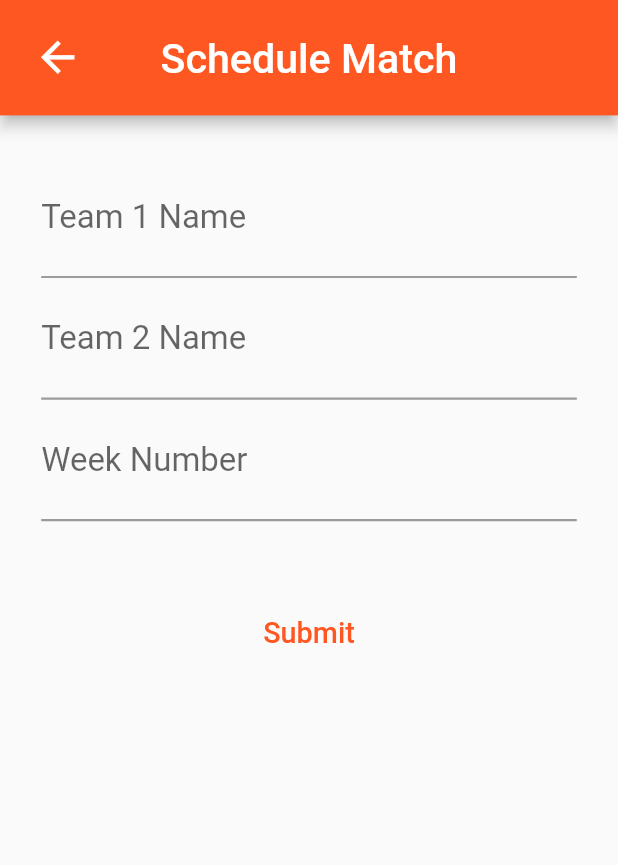
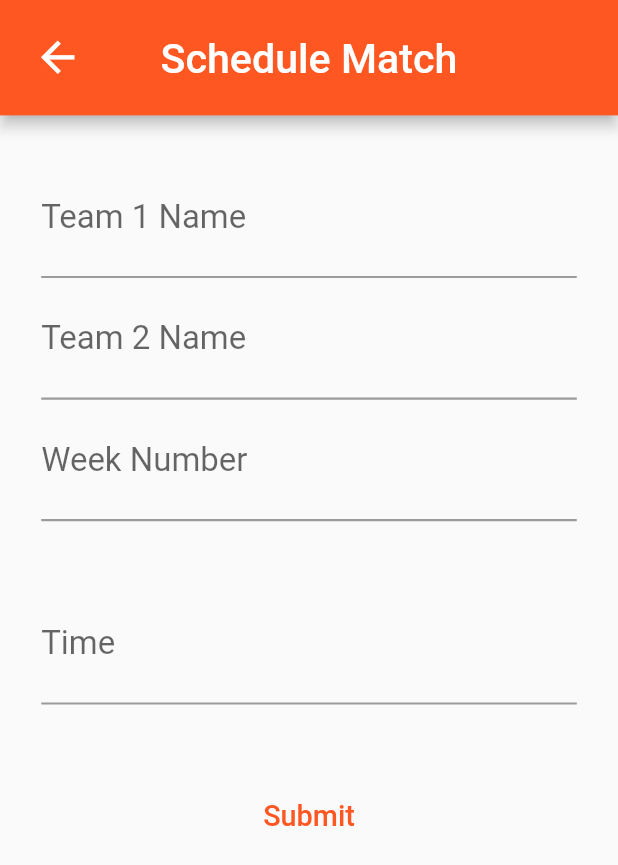
Before and after one commit to ttzein6/football_zaarouriye, a Flutter app: the AdminScreen screen opened directly, after a tap on "Schedule Match", on a phone screen of 412 x 824 dp. Shown: the top 865 px of the screen. Run offline on Flutter 3.47's test engine with Material 2 defaults, Android fonts, the light colour scheme and no system bars; our stand-ins replace bloc, cloud_firestore, firebase_core, flutter_bloc, flutter_svg, responsive_framework; accounts and stored records are empty.

Commit message:
Added DateTime to matches

```diff
--- a/lib/models/match_model.dart
+++ b/lib/models/match_model.dart
@@ -1,5 +1,7 @@
 // ignore_for_file: public_member_api_docs, sort_constructors_first
 import 'dart:convert';
+
+import 'package:cloud_firestore/cloud_firestore.dart';
 
 class Match {
   String id;
@@ -9,6 +11,7 @@ class Match {
   int team1Goals;
   int team2Goals;
   int week;
+  Timestamp time;
   Match({
     required this.id,
     required this.played,
@@ -17,6 +20,7 @@ class Match {
     required this.team1Goals,
     required this.team2Goals,
     required this.week,
+    required this.time,
   });
 
   Map<String, dynamic> toMap() {
@@ -28,6 +32,7 @@ class Match {
       'team1Goals': team1Goals,
       'team2Goals': team2Goals,
       'week': week,
+      'time': time
     };
   }
 
@@ -40,6 +45,7 @@ class Match {
       team1Goals: map['team1Goals'] as int,
       team2Goals: map['team2Goals'] as int,
       week: map['week'] as int,
+      time: map['time'] as Timestamp,
     );
   }
 
--- a/lib/screens/admin/widgets/schedule_match.dart
+++ b/lib/screens/admin/widgets/schedule_match.dart
@@ -1,6 +1,8 @@
 import 'dart:developer';
 
+import 'package:cloud_firestore/cloud_firestore.dart';
 import 'package:flutter/material.dart';
+import 'package:intl/intl.dart';
 import 'package:nede_fetyen/constants.dart';
 import 'package:nede_fetyen/models/player_model.dart';
 import 'package:nede_fetyen/models/teams_model.dart';
@@ -18,7 +20,8 @@ class _ScheduleMatchState extends State<ScheduleMatch> {
   TextEditingController team1 = TextEditingController();
   TextEditingController team2 = TextEditingController();
   TextEditingController week = TextEditingController();
-
+  Timestamp time = Timestamp.fromDate(DateTime.now());
+  TextEditingController timeCntrl = TextEditingController();
   bool _isLoading = false;
   List<Team>? teams;
   @override
@@ -44,7 +47,8 @@ class _ScheduleMatchState extends State<ScheduleMatch> {
         centerTitle: true,
         title: const Text("Schedule Match"),
       ),
-      body: Padding(
+      body: SingleChildScrollView(
+        child: Padding(
           padding: const EdgeInsets.all(20.0),
           child: Column(
             children: [
@@ -59,7 +63,8 @@ class _ScheduleMatchState extends State<ScheduleMatch> {
                       shape: RoundedRectangleBorder(
                           borderRadius: BorderRadius.only(
                               topLeft: Radius.circular(Constants.width * 0.1),
-                            topRight: Radius.circular(Constants.width * 0.1))),
+                              topRight:
+                                  Radius.circular(Constants.width * 0.1))),
                       context: context,
                       builder: (context) {
                         TextEditingController textEditingController =
@@ -70,6 +75,7 @@ class _ScheduleMatchState extends State<ScheduleMatch> {
                           return Padding(
                             padding: const EdgeInsets.all(15.0),
                             child: Container(
+                              child: SingleChildScrollView(
                                 child: Column(
                                   children: [
                                     TextField(
@@ -88,7 +94,8 @@ class _ScheduleMatchState extends State<ScheduleMatch> {
                                             const NeverScrollableScrollPhysics(),
                                         itemCount: playersToShow.length,
                                         itemBuilder: ((context, index) {
-                                      String name = playersToShow[index].name;
+                                          String name =
+                                              playersToShow[index].name;
                                           return ListTile(
                                             onTap: () {
                                               team1.text = name;
@@ -98,6 +105,7 @@ class _ScheduleMatchState extends State<ScheduleMatch> {
                                           );
                                         })),
                                   ],
+                                ),
                               ),
                             ),
                           );
@@ -116,7 +124,8 @@ class _ScheduleMatchState extends State<ScheduleMatch> {
                       shape: RoundedRectangleBorder(
                           borderRadius: BorderRadius.only(
                               topLeft: Radius.circular(Constants.width * 0.1),
-                            topRight: Radius.circular(Constants.width * 0.1))),
+                              topRight:
+                                  Radius.circular(Constants.width * 0.1))),
                       context: context,
                       builder: (context) {
                         TextEditingController textEditingController =
@@ -127,6 +136,7 @@ class _ScheduleMatchState extends State<ScheduleMatch> {
                           return Padding(
                             padding: const EdgeInsets.all(15.0),
                             child: Container(
+                              child: SingleChildScrollView(
                                 child: Column(
                                   children: [
                                     TextField(
@@ -145,7 +155,8 @@ class _ScheduleMatchState extends State<ScheduleMatch> {
                                             const NeverScrollableScrollPhysics(),
                                         itemCount: playersToShow.length,
                                         itemBuilder: ((context, index) {
-                                      String name = playersToShow[index].name;
+                                          String name =
+                                              playersToShow[index].name;
                                           return ListTile(
                                             onTap: () {
                                               team2.text = name;
@@ -157,6 +168,7 @@ class _ScheduleMatchState extends State<ScheduleMatch> {
                                   ],
                                 ),
                               ),
+                            ),
                           );
                         });
                       });
@@ -164,9 +176,38 @@ class _ScheduleMatchState extends State<ScheduleMatch> {
               ),
               TextField(
                 controller: week,
+                keyboardType: TextInputType.number,
                 decoration: const InputDecoration(
                   label: Text("Week Number"),
                 ),
+              ),
+              const SizedBox(
+                height: 30,
+              ),
+              TextField(
+                controller: timeCntrl,
+                readOnly: true,
+                decoration: const InputDecoration(
+                  label: Text("Time"),
+                ),
+                onTap: () async {
+                  DateTime? dateTime;
+                  dateTime = await showDatePicker(
+                      context: context,
+                      initialDate: DateTime(2023),
+                      firstDate: DateTime(2023),
+                      lastDate: DateTime(2024));
+                  TimeOfDay? timeOfDay = await showTimePicker(
+                      context: context,
+                      initialTime: TimeOfDay(hour: 0, minute: 0));
+                  dateTime = DateTime(dateTime!.year, dateTime.month,
+                      dateTime.day, timeOfDay!.hour, timeOfDay.minute);
+                  setState(() {
+                    time = Timestamp.fromDate(dateTime!);
+                    timeCntrl.text =
+                        DateFormat.yMEd().add_jms().format(time.toDate());
+                  });
+                },
               ),
               const SizedBox(
                 height: 30,
@@ -181,8 +222,8 @@ class _ScheduleMatchState extends State<ScheduleMatch> {
                         team2.text.isNotEmpty &&
                         week.text.isNotEmpty) {
                       await Database()
-                        .scheduleMatch(
-                            team1.text, team2.text, int.parse(week.text))
+                          .scheduleMatch(team1.text, team2.text,
+                              int.parse(week.text), time)
                           .then((value) {
                         team1.clear();
                         team2.clear();
@@ -194,9 +235,11 @@ class _ScheduleMatchState extends State<ScheduleMatch> {
                     });
                   }
                 },
-              child: _isLoading ? CircularProgressIndicator() : Text("Submit"),
+                child:
+                    _isLoading ? CircularProgressIndicator() : Text("Submit"),
               )
             ],
+          ),
         ),
       ),
     );
--- a/lib/screens/matches/bloc/matches_bloc.dart
+++ b/lib/screens/matches/bloc/matches_bloc.dart
@@ -22,6 +22,16 @@ class MatchesBloc extends Bloc<MatchesEvent, MatchesState> {
     "week10": [],
     "week11": [],
     "week12": [],
+    "week13": [],
+    "week14": [],
+    "week15": [],
+    "week16": [],
+    "week17": [],
+    "week18": [],
+    "week19": [],
+    "week20": [],
+    "week21": [],
+    "week22": [],
   };
   Map<String, List<Match>> weekMatchesMap = {
     "week1": [],
@@ -36,6 +46,16 @@ class MatchesBloc extends Bloc<MatchesEvent, MatchesState> {
     "week10": [],
     "week11": [],
     "week12": [],
+    "week13": [],
+    "week14": [],
+    "week15": [],
+    "week16": [],
+    "week17": [],
+    "week18": [],
+    "week19": [],
+    "week20": [],
+    "week21": [],
+    "week22": [],
   };
   List<String> weeks = [
     "week1",
@@ -49,7 +69,17 @@ class MatchesBloc extends Bloc<MatchesEvent, MatchesState> {
     "week9",
     "week10",
     "week11",
-    "week12"
+    "week12",
+    "week13",
+    "week14",
+    "week15",
+    "week16",
+    "week17",
+    "week18",
+    "week19",
+    "week20",
+    "week21",
+    "week22"
   ];
   MatchesBloc() : super(MatchesInitial()) {
     on<GetAllMatches>((event, emit) async {
@@ -66,6 +96,16 @@ class MatchesBloc extends Bloc<MatchesEvent, MatchesState> {
         "week10": [],
         "week11": [],
         "week12": [],
+        "week13": [],
+        "week14": [],
+        "week15": [],
+        "week16": [],
+        "week17": [],
+        "week18": [],
+        "week19": [],
+        "week20": [],
+        "week21": [],
+        "week22": [],
       };
       emit(MatchesLoading());
 
--- a/lib/services/database_services.dart
+++ b/lib/services/database_services.dart
@@ -48,6 +48,7 @@ class Database {
 
       List<Match> matches = [];
       for (var element in doc.docs) {
+        log("MATCH TYPE::: ${element.data()["time"].runtimeType}");
         matches.add(Match.fromMap(element.data()));
       }
       return matches;
@@ -185,8 +186,13 @@ class Database {
   }
 
   //TODO
-  Future<void> addMatchResult(String matchId, String team1, String team2,
-      int team1Goals, int team2Goals) async {
+  Future<void> addMatchResult(
+    String matchId,
+    String team1,
+    String team2,
+    int team1Goals,
+    int team2Goals,
+  ) async {
     try {
       await _firestore
           .collection("matches")
@@ -203,6 +209,7 @@ class Database {
             team1Goals: team1Goals,
             team2Goals: team2Goals,
             week: value.docs.first.data()["week"],
+            time: value.docs.first.data()["time"],
           ).toMap(),
         )
             .then((value) async {
@@ -282,7 +289,8 @@ class Database {
   }
 
   //TODO
-  Future<void> scheduleMatch(String team1, String team2, int week) async {
+  Future<void> scheduleMatch(
+      String team1, String team2, int week, Timestamp time) async {
     try {
       await _firestore.collection("matches").add(Match(
             id: team1 + team2 + week.toString(),
@@ -292,6 +300,7 @@ class Database {
             team1Goals: 0,
             team2Goals: 0,
             played: false,
+            time: time,
           ).toMap());
     } catch (e) {
       debugPrint(e.toString());
--- a/pubspec.yaml
+++ b/pubspec.yaml
@@ -38,6 +38,7 @@ dependencies:
   flutter_bloc: ^8.1.1
   flutter_svg: ^1.1.6
   http: ^0.13.5
+  intl: ^0.18.0
   responsive_framework: ^0.2.0
 
 dev_dependencies:
```
Also changed, not shown: lib/screens/matches/widgets/matchRow.dart (+17 -2 lines), pubspec.lock. Lines whose indentation alone changed are shown as unchanged.
